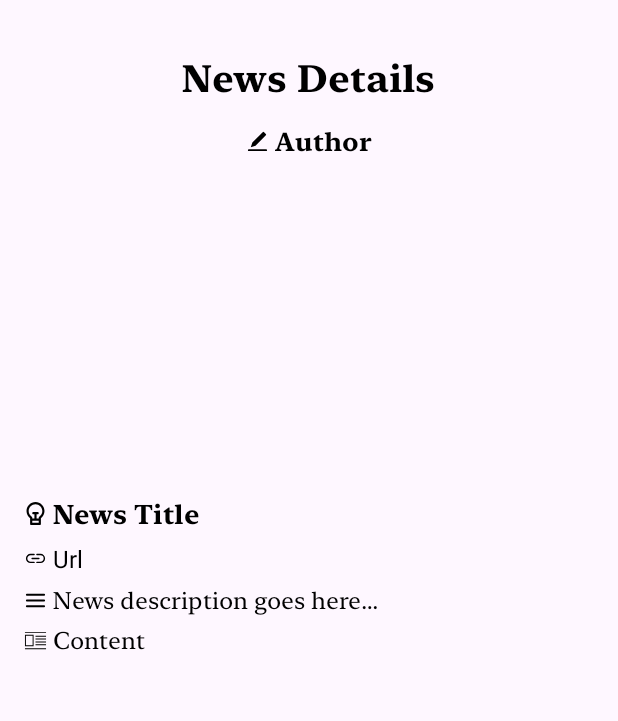
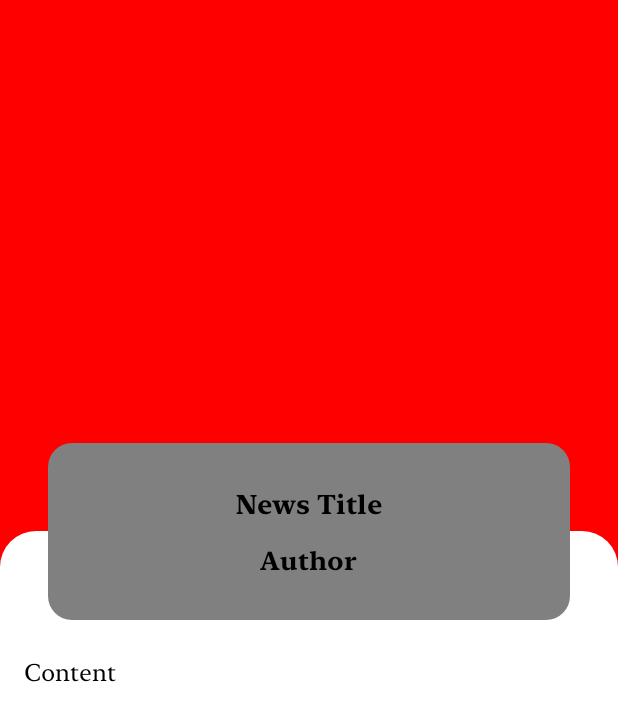
Before and after one commit to vasifgumbatov/NewsDay, an Android app: the layout activity_news_detail.xml on its own in the app's theme, with its tools: preview values and no code run, on a phone screen of 412 x 824 dp. Shown: the top 721 px of the screen. Run offline under Robolectric (Android 15) with nearby library versions, the phone set to English and light mode, and no system bars; network calls fail.

Commit message:
code review changes

```diff
--- a/app/src/main/java/com/vasifgumbatov/news/data/remote/api/ApiManager.kt
+++ b/app/src/main/java/com/vasifgumbatov/news/data/remote/api/ApiManager.kt
@@ -5,6 +5,7 @@ import okhttp3.logging.HttpLoggingInterceptor
 import retrofit2.Retrofit
 import retrofit2.converter.gson.GsonConverterFactory
 
+// TODO: Bu object-i sile bilersen
 object ApiManager {
 
     private var okHttpClient = OkHttpClient.Builder()
--- a/app/src/main/java/com/vasifgumbatov/news/view/ui/favourite/FavoriteNewsFragment.kt
+++ b/app/src/main/java/com/vasifgumbatov/news/view/ui/favourite/FavoriteNewsFragment.kt
@@ -19,7 +19,7 @@ import dagger.hilt.android.AndroidEntryPoint
 import javax.inject.Inject
 
 @AndroidEntryPoint
-class FavoriteNewsFragment @Inject constructor() : CoreFragment<FragmentFavouriteBinding>() {
+class FavoriteNewsFragment () : CoreFragment<FragmentFavouriteBinding>() {
     private var favoriteAdapter = FavoriteNewsAdapter(emptyList())
     private val favoriteNewsVM: FavoriteNewsVM by viewModels()
     private var allFavorites = emptyList<FavoriteEntity>()
--- /dev/null
+++ b/app/src/main/res/drawable/shape_rounded_blur.xml
@@ -0,0 +1,6 @@
+<?xml version="1.0" encoding="utf-8"?>
+<shape xmlns:android="http://schemas.android.com/apk/res/android">
+
+    <corners android:radius="16dp"/>
+    <solid android:color="@color/grey"/>
+</shape>
--- /dev/null
+++ b/app/src/main/res/drawable/shape_rounded_top_white.xml
@@ -0,0 +1,9 @@
+<?xml version="1.0" encoding="utf-8"?>
+<shape xmlns:android="http://schemas.android.com/apk/res/android">
+    <corners android:topLeftRadius="24dp"
+        android:topRightRadius="24dp"
+        android:bottomLeftRadius="0dp"
+        android:bottomRightRadius="0dp"/>
+    <solid android:color="@color/white"/>
+
+</shape>
--- a/app/src/main/res/layout/activity_news_detail.xml
+++ b/app/src/main/res/layout/activity_news_detail.xml
@@ -3,26 +3,94 @@
     xmlns:app="http://schemas.android.com/apk/res-auto"
     android:layout_width="match_parent"
     android:layout_height="match_parent"
+    xmlns:tools="http://schemas.android.com/tools"
     android:backgroundTint="@color/background">
 
+
+    <androidx.constraintlayout.widget.Guideline
+        android:id="@+id/imageGuideline"
+        android:layout_width="match_parent"
+        android:layout_height="1dp"
+        android:orientation="horizontal"
+        app:layout_constraintGuide_percent="0.48"/>
+
+    <androidx.constraintlayout.widget.Guideline
+        android:id="@+id/shapeGuideline"
+        android:layout_width="match_parent"
+        android:layout_height="1dp"
+        android:orientation="horizontal"
+        app:layout_constraintGuide_percent="0.43"/>
+
+
+    <ImageView
+        android:id="@+id/newsImage"
+        android:layout_width="0dp"
+        android:layout_height="0dp"
+        android:scaleType="centerCrop"
+        tools:background="@color/red"
+        app:layout_constraintStart_toStartOf="parent"
+        app:layout_constraintEnd_toEndOf="parent"
+        app:layout_constraintTop_toTopOf="parent"
+        app:layout_constraintBottom_toBottomOf="@id/imageGuideline"/>
+
+    <View
+        android:id="@+id/roundedShapeView"
+        android:layout_width="0dp"
+        android:layout_height="0dp"
+        android:background="@drawable/shape_rounded_top_white"
+        app:layout_constraintStart_toStartOf="parent"
+        app:layout_constraintEnd_toEndOf="parent"
+        app:layout_constraintTop_toTopOf="@id/shapeGuideline"
+        app:layout_constraintBottom_toBottomOf="parent"/>
+
+
+    <TextView
+        android:id="@+id/newsContent"
+        android:layout_width="0dp"
+        android:layout_height="0dp"
+        android:layout_weight="1"
+        android:clickable="true"
+        android:fontFamily="@font/new_york_small_regular"
+        android:maxLines="3"
+        android:paddingTop="25dp"
+        android:paddingHorizontal="16dp"
+        android:text="@string/content"
+        android:textColor="@color/textColor"
+        android:textSize="16sp"
+        app:layout_constraintStart_toStartOf="parent"
+        app:layout_constraintEnd_toEndOf="parent"
+        app:layout_constraintBottom_toBottomOf="parent"
+        app:layout_constraintTop_toBottomOf="@id/infoLayout"/>
+
+
+
     <LinearLayout
-        android:layout_width="match_parent"
+        android:id="@+id/infoLayout"
+        android:layout_width="0dp"
         android:layout_height="wrap_content"
         android:orientation="vertical"
-        android:padding="16dp"
+        android:background="@drawable/shape_rounded_blur"
+        android:paddingVertical="16dp"
+        android:paddingHorizontal="24dp"
+        android:layout_marginHorizontal="32dp"
+        app:layout_constraintStart_toStartOf="parent"
         app:layout_constraintEnd_toEndOf="parent"
-        app:layout_constraintStart_toStartOf="parent"
-        app:layout_constraintTop_toTopOf="parent">
+        app:layout_constraintTop_toTopOf="@id/roundedShapeView"
+        app:layout_constraintBottom_toTopOf="@id/roundedShapeView">
 
         <TextView
-            android:layout_width="wrap_content"
+            android:id="@+id/newsTitle"
+            android:layout_width="match_parent"
             android:layout_height="wrap_content"
-            android:layout_gravity="center"
+            android:layout_marginTop="5dp"
+            android:drawablePadding="4dp"
             android:fontFamily="@font/new_york_small_bold"
-            android:text="@string/news_details"
+            android:gravity="center"
+            android:maxLines="2"
+            android:paddingTop="8dp"
+            android:text="@string/news_title"
             android:textColor="@color/textColor"
-            android:textSize="25sp"
-            android:layout_marginTop="20dp"/>
+            android:textSize="18sp"/>
 
         <TextView
             android:id="@+id/newsAuthor"
@@ -38,72 +106,12 @@
             android:paddingBottom="5dp"
             android:text="@string/author"
             android:textColor="@color/textColor"
-            android:textSize="17sp"
-            app:drawableStartCompat="@drawable/ic_writer" />
+            android:textSize="17sp"/>
 
-        <ImageView
-            android:id="@+id/newsImage"
-            android:layout_width="match_parent"
-            android:layout_height="200dp"
-            android:scaleType="centerCrop" />
-
-        <TextView
-            android:id="@+id/newsTitle"
-            android:layout_width="match_parent"
-            android:layout_height="wrap_content"
-            android:layout_marginTop="5dp"
-            android:drawablePadding="4dp"
-            android:fontFamily="@font/new_york_small_bold"
-            android:maxLines="2"
-            android:paddingTop="8dp"
-            android:text="@string/news_title"
-            android:textColor="@color/textColor"
-            android:textSize="18sp"
-            app:drawableStartCompat="@drawable/ic_lightblub" />
-
-        <TextView
-            android:id="@+id/newsUrl"
-            android:layout_width="match_parent"
-            android:layout_height="wrap_content"
-            android:layout_marginTop="2dp"
-            android:autoLink="web"
-            android:drawablePadding="4dp"
-            android:maxLines="4"
-            android:paddingTop="5dp"
-            android:text="@string/url"
-            android:textColor="@color/textColor"
-            android:textSize="16sp"
-            app:drawableStartCompat="@drawable/ic_url" />
-
-        <TextView
-            android:id="@+id/newsDescription"
-            android:layout_width="match_parent"
-            android:layout_height="wrap_content"
-            android:layout_marginTop="2dp"
-            android:drawablePadding="4dp"
-            android:fontFamily="@font/new_york_small_regular"
-            android:maxLines="4"
-            android:paddingTop="5dp"
-            android:text="@string/news_description_goes_here"
-            android:textColor="@color/textColor"
-            android:textSize="16sp"
-            app:drawableStartCompat="@drawable/ic_description" />
-
-        <TextView
-            android:id="@+id/newsContent"
-            android:layout_width="match_parent"
-            android:layout_height="wrap_content"
-            android:layout_marginTop="2dp"
-            android:clickable="true"
-            android:drawablePadding="4dp"
-            android:ellipsize="end"
-            android:fontFamily="@font/new_york_small_regular"
-            android:maxLines="3"
-            android:paddingTop="5dp"
-            android:text="@string/content"
-            android:textColor="@color/textColor"
-            android:textSize="16sp"
-            app:drawableStartCompat="@drawable/ic_content" />
 
     </LinearLayout>
+
+
+
+
 </androidx.constraintlayout.widget.ConstraintLayout>
--- a/app/src/main/res/xml/data_extraction_rules.xml
+++ b/app/src/main/res/xml/data_extraction_rules.xml
@@ -5,7 +5,7 @@
 -->
 <data-extraction-rules>
     <cloud-backup>
-        <!-- TODO: Use <include> and <exclude> to control what is backed up.
+        <!--
         <include .../>
         <exclude .../>
         -->
--- a/gradle/libs.versions.toml
+++ b/gradle/libs.versions.toml
@@ -1,5 +1,5 @@
 [versions]
-agp = "8.6.1"
+agp = "8.5.0"
 compiler = "4.16.0"
 coreKtxVersion = "1.15.0"
 glide = "4.16.0"
```
